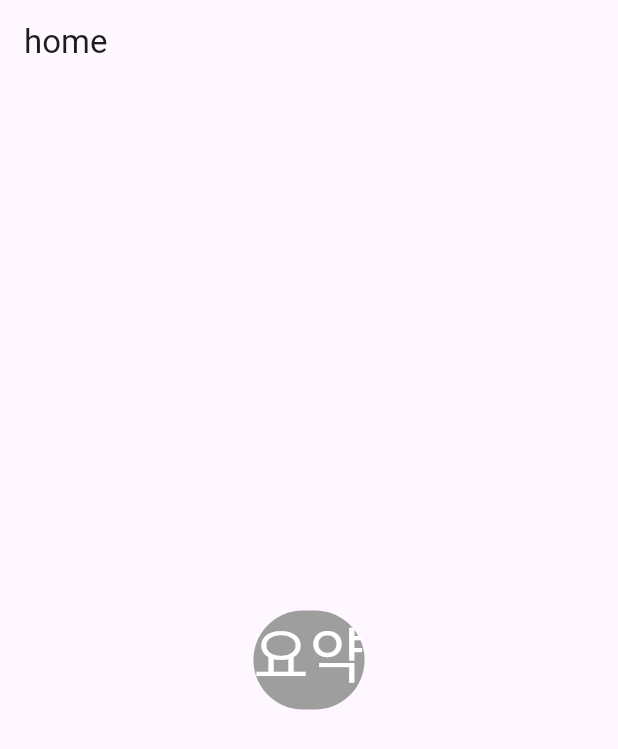
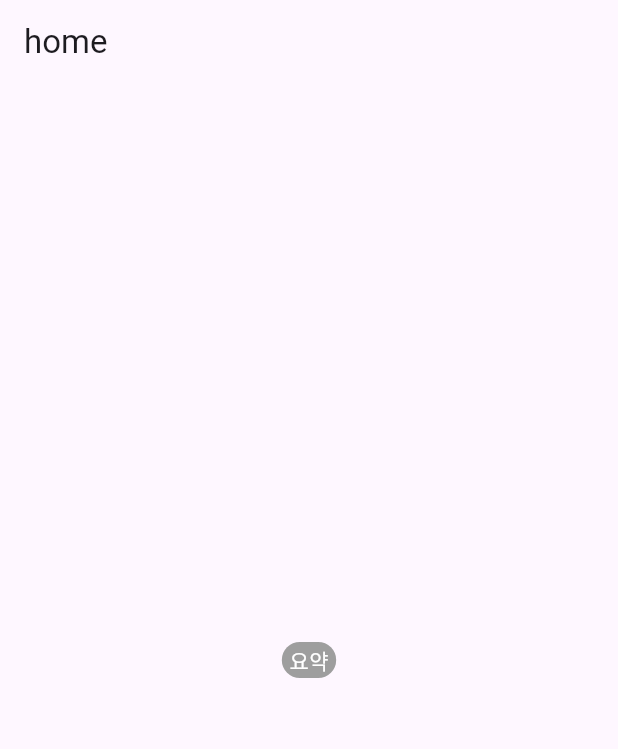
Before and after one commit to kuy00/scone-clone-flutter, a Flutter app: the screen it shows after launch, on a phone screen of 412 x 824 dp. Shown: the top 749 px of the screen. Run offline on Flutter 3.47's test engine with Material 3 defaults, Android fonts, the phone set to English and light mode, and no system bars.

Commit message:
badge widget 스타일 수정

```diff
--- a/lib/widget/badge_widget.dart
+++ b/lib/widget/badge_widget.dart
@@ -8,15 +8,15 @@ class BadgeWidget extends StatelessWidget {
   @override
   Widget build(BuildContext context) {
     return Container(
-      height: 66,
+      height: 24,
+      padding: const EdgeInsets.symmetric(horizontal: 5.0, vertical: 2.0),
       decoration: BoxDecoration(
         borderRadius: BorderRadius.circular(50),
         color: Colors.grey,
       ),
       child: Text(
         text,
-        style: const TextStyle(
-            color: Colors.white, fontSize: 40),
+        style: const TextStyle(color: Colors.white, fontSize: 14),
       ),
     );
   }
```
